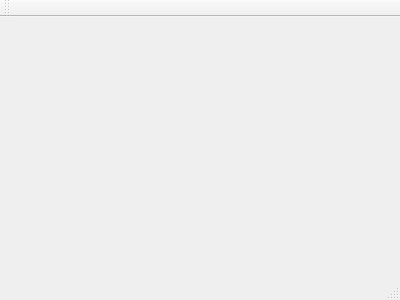
The window that client/telepresenceClient/MainWindow.ui (joeferner/telepresenceRobot) describes before a commit, drawn with Qt 5.
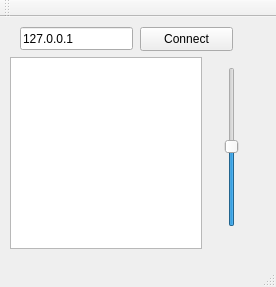
The same window after the commit.

```diff
--- a/client/telepresenceClient/MainWindow.ui
+++ b/client/telepresenceClient/MainWindow.ui
@@ -1,24 +1,104 @@
 <ui version="4.0">
  <class>MainWindow</class>
- <widget class="QMainWindow" name="MainWindow" >
-  <property name="geometry" >
+ <widget class="QMainWindow" name="MainWindow">
+  <property name="geometry">
    <rect>
     <x>0</x>
     <y>0</y>
-    <width>400</width>
-    <height>300</height>
+    <width>276</width>
+    <height>287</height>
    </rect>
   </property>
   <property name="windowTitle" >
    <string>MainWindow</string>
   </property>
-  <widget class="QMenuBar" name="menuBar" />
-  <widget class="QToolBar" name="mainToolBar" />
-  <widget class="QWidget" name="centralWidget" />
-  <widget class="QStatusBar" name="statusBar" />
+  <widget class="QWidget" name="centralWidget">
+   <widget class="QSlider" name="tiltSlider">
+    <property name="geometry">
+     <rect>
+      <x>220</x>
+      <y>50</y>
+      <width>23</width>
+      <height>160</height>
+     </rect>
+    </property>
+    <property name="value">
+     <number>50</number>
+    </property>
+    <property name="orientation">
+     <enum>Qt::Vertical</enum>
+    </property>
+   </widget>
+   <widget class="QGraphicsView" name="joystick">
+    <property name="geometry">
+     <rect>
+      <x>10</x>
+      <y>40</y>
+      <width>192</width>
+      <height>192</height>
+     </rect>
+    </property>
+    <property name="verticalScrollBarPolicy">
+     <enum>Qt::ScrollBarAlwaysOff</enum>
+    </property>
+    <property name="horizontalScrollBarPolicy">
+     <enum>Qt::ScrollBarAlwaysOff</enum>
+    </property>
+    <property name="interactive">
+     <bool>true</bool>
+    </property>
+    <property name="viewportUpdateMode">
+     <enum>QGraphicsView::MinimalViewportUpdate</enum>
+    </property>
+   </widget>
+   <widget class="QLineEdit" name="hostname">
+    <property name="geometry">
+     <rect>
+      <x>20</x>
+      <y>10</y>
+      <width>113</width>
+      <height>23</height>
+     </rect>
+    </property>
+    <property name="text">
+     <string>127.0.0.1</string>
+    </property>
+   </widget>
+   <widget class="QPushButton" name="connect">
+    <property name="geometry">
+     <rect>
+      <x>140</x>
+      <y>10</y>
+      <width>93</width>
+      <height>24</height>
+     </rect>
+    </property>
+    <property name="text">
+     <string>Connect</string>
+    </property>
+   </widget>
+  </widget>
+  <widget class="QMenuBar" name="menuBar">
+   <property name="geometry">
+    <rect>
+     <x>0</x>
+     <y>0</y>
+     <width>276</width>
+     <height>21</height>
+    </rect>
+   </property>
+  </widget>
+  <widget class="QToolBar" name="mainToolBar">
+   <attribute name="toolBarArea">
+    <enum>TopToolBarArea</enum>
+   </attribute>
+   <attribute name="toolBarBreak">
+    <bool>false</bool>
+   </attribute>
+  </widget>
+  <widget class="QStatusBar" name="statusBar"/>
  </widget>
- <layoutDefault spacing="6" margin="11" />
- <pixmapfunction></pixmapfunction>
+ <layoutdefault spacing="6" margin="11"/>
  <resources/>
  <connections/>
 </ui>
```
Left out of the diff: 5 changed lines with no effect on the pictures.
